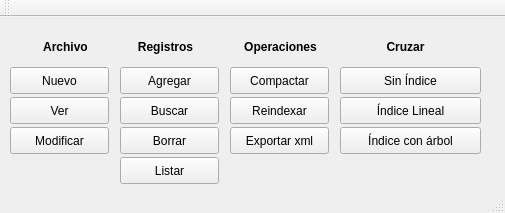
The window that window.ui (Denisse23/ProyectoArchivos) describes before a commit, drawn with Qt 5.
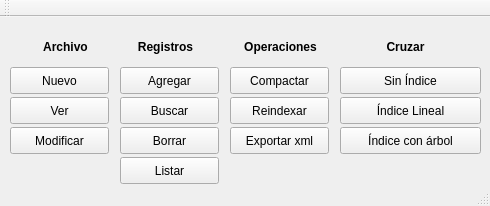
The same window after the commit.

```diff
--- a/window.ui
+++ b/window.ui
@@ -6,8 +6,8 @@
    <rect>
     <x>0</x>
     <y>0</y>
-    <width>505</width>
-    <height>213</height>
+    <width>490</width>
+    <height>206</height>
    </rect>
   </property>
   <property name="windowTitle">
```
